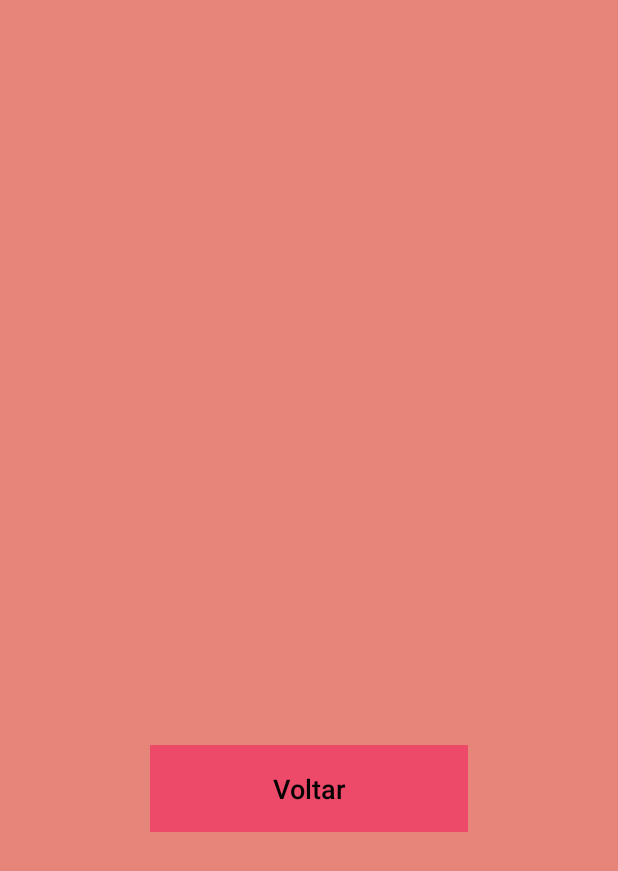
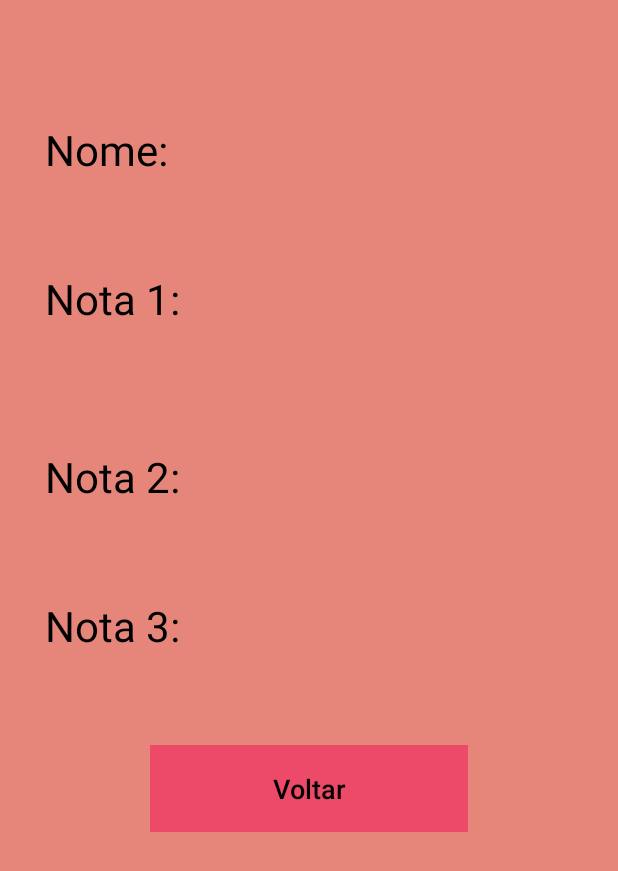
Before and after one commit to jucianevmaciel/appnotaatualizado, an Android app: the screen it shows after launch (Resultado), after a tap on "carregar", on a phone screen of 412 x 824 dp. Shown: the top 871 px of the screen. Run offline under Robolectric (Android 15) with nearby library versions, the phone set to English and light mode, and no system bars.

Commit message:
apicativo de notas

```diff
--- a/app/src/main/java/com/example/myapplication/MainActivity.java
+++ b/app/src/main/java/com/example/myapplication/MainActivity.java
@@ -56,20 +56,23 @@ public class MainActivity extends AppCompatActivity {
         Toast.makeText(context, "Dados salvos com sucesso", Toast.LENGTH_SHORT).show();
     }
     public void carregar (View view){
+            sharedPrefs = getSharedPreferences("myPrefs", Context.MODE_PRIVATE);
 
-        Intent telaResultado = new Intent(getApplicationContext(), Resultado.class);
-        startActivity(telaResultado);
+            // Obtenha os valores de SharedPreferences
+            String nome = sharedPrefs.getString("Nome", "");
+            String nota1 = sharedPrefs.getString("Nota 1", "");
+            String nota2 = sharedPrefs.getString("Nota 2", "");
+            String nota3 = sharedPrefs.getString("Nota 3", "");
 
-         sharedPrefs  = getSharedPreferences("myPrefs", Context.MODE_PRIVATE);
-         SharedPreferences.Editor editor = sharedPrefs.edit();
-         editor.putString("Nome: ", textnome.getText().toString());
-         editor.putString("Nota 1 : ", nota1.getText().toString());
-         editor.putString("Nota 2 : ", nota2.getText().toString());
-         editor.putString("Nota 3 : ", nota3.getText().toString());
-         editor.commit();
+            // Crie um Intent para abrir a tela "Resultado" e passe os dados como extras
+            Intent telaResultado = new Intent(getApplicationContext(), Resultado.class);
+            telaResultado.putExtra("Nome", nome);
+            telaResultado.putExtra("Nota 1", nota1);
+            telaResultado.putExtra("Nota 2", nota2);
+            telaResultado.putExtra("Nota 3", nota3);
+            startActivity(telaResultado);
 
-        Toast.makeText(context, "Dados carregados com sucesso", Toast.LENGTH_SHORT).show();
-
+            Toast.makeText(this, "Dados carregados com sucesso", Toast.LENGTH_SHORT).show();
 
 
     }
--- a/app/src/main/java/com/example/myapplication/Resultado.java
+++ b/app/src/main/java/com/example/myapplication/Resultado.java
@@ -2,16 +2,42 @@ package com.example.myapplication;
 
 import androidx.appcompat.app.AppCompatActivity;
 
+import android.content.Context;
 import android.os.Bundle;
 import android.view.View;
+import android.content.Intent;
+import android.widget.EditText;
+import android.widget.TextView;
 
 public class Resultado extends AppCompatActivity {
+
+    private TextView textNome, textnota1, textnota2, textnota3;
+    private Context context;
 
     @Override
     protected void onCreate(Bundle savedInstanceState) {
         super.onCreate(savedInstanceState);
         setContentView(R.layout.activity_resultado);
-    }
+
+                // Recupere os extras passados da atividade anterior
+                Intent intent = getIntent();
+                String nome = intent.getStringExtra("Nome");
+                String nota1 = intent.getStringExtra("Nota 1");
+                String nota2 = intent.getStringExtra("Nota 2");
+                String nota3 = intent.getStringExtra("Nota 3");
+
+                // Exiba os valores em TextViews ou onde desejar na tela de "Resultado"
+                 textNome = findViewById(R.id.textNome);
+                 textnota1 = findViewById(R.id.textnota1);
+                 textnota2 = findViewById(R.id.textnota2);
+                 textnota3 = findViewById(R.id.textnota3);
+
+                textNome.setText("Nome: " + nome);
+                textnota1.setText("Nota 1: " + nota1);
+                textnota2.setText("Nota 2: " + nota2);
+                textnota3.setText("Nota 3: " + nota3);
+            }
+
     public  void voltar (View view){
         finish();
     }
--- a/app/src/main/res/layout/activity_resultado.xml
+++ b/app/src/main/res/layout/activity_resultado.xml
@@ -25,4 +25,67 @@
         app:layout_constraintStart_toStartOf="parent"
         app:layout_constraintTop_toTopOf="parent"
         app:layout_constraintVertical_bias="0.648" />
+
+    <TextView
+        android:id="@+id/textNome"
+        android:layout_width="match_parent"
+        android:layout_height="58dp"
+        android:layout_marginStart="30dp"
+        android:layout_marginTop="60dp"
+        android:layout_marginEnd="30dp"
+        android:text="Nome: "
+        android:textColor="@color/black"
+        android:textSize="28dp"
+        app:layout_constraintBottom_toTopOf="@+id/textnota1"
+        app:layout_constraintEnd_toEndOf="parent"
+        app:layout_constraintStart_toStartOf="parent"
+        app:layout_constraintTop_toTopOf="parent" />
+
+    <TextView
+        android:id="@+id/textnota1"
+        android:layout_width="match_parent"
+        android:layout_height="58dp"
+        android:layout_marginStart="30dp"
+        android:layout_marginTop="20dp"
+        android:layout_marginEnd="30dp"
+        android:layout_marginBottom="20dp"
+        android:text="Nota 1: "
+        android:textColor="@color/black"
+        android:textSize="28dp"
+        app:layout_constraintBottom_toTopOf="@+id/textnota2"
+        app:layout_constraintEnd_toEndOf="parent"
+        app:layout_constraintStart_toStartOf="parent"
+        app:layout_constraintTop_toBottomOf="@+id/textNome" />
+
+    <TextView
+        android:id="@+id/textnota2"
+        android:layout_width="match_parent"
+        android:layout_height="58dp"
+        android:layout_marginStart="30dp"
+        android:layout_marginTop="20dp"
+        android:layout_marginEnd="30dp"
+        android:layout_marginBottom="20dp"
+        android:text="Nota 2: "
+        android:textColor="@color/black"
+        android:textSize="28dp"
+        app:layout_constraintBottom_toTopOf="@+id/textnota3"
+        app:layout_constraintEnd_toEndOf="parent"
+        app:layout_constraintStart_toStartOf="parent"
+        app:layout_constraintTop_toBottomOf="@+id/textnota1" />
+
+    <TextView
+        android:id="@+id/textnota3"
+        android:layout_width="match_parent"
+        android:layout_height="58dp"
+        android:layout_marginStart="30dp"
+        android:layout_marginEnd="30dp"
+        android:layout_marginBottom="20dp"
+        android:text="Nota 3: "
+        android:textColor="@color/black"
+        android:textSize="28dp"
+        app:layout_constraintBottom_toTopOf="@+id/btnvoltar"
+        app:layout_constraintEnd_toEndOf="parent"
+        app:layout_constraintStart_toStartOf="parent"
+        app:layout_constraintTop_toBottomOf="@+id/textnota2"
+        app:layout_constraintVertical_bias="0.841" />
 </androidx.constraintlayout.widget.ConstraintLayout>
```
